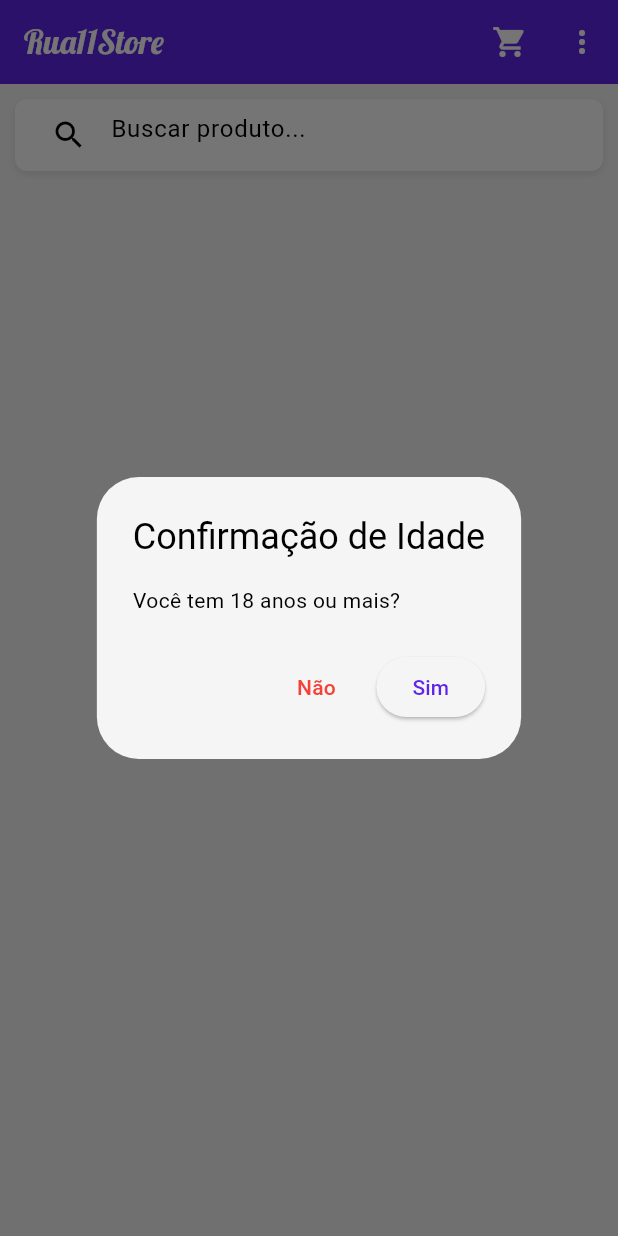
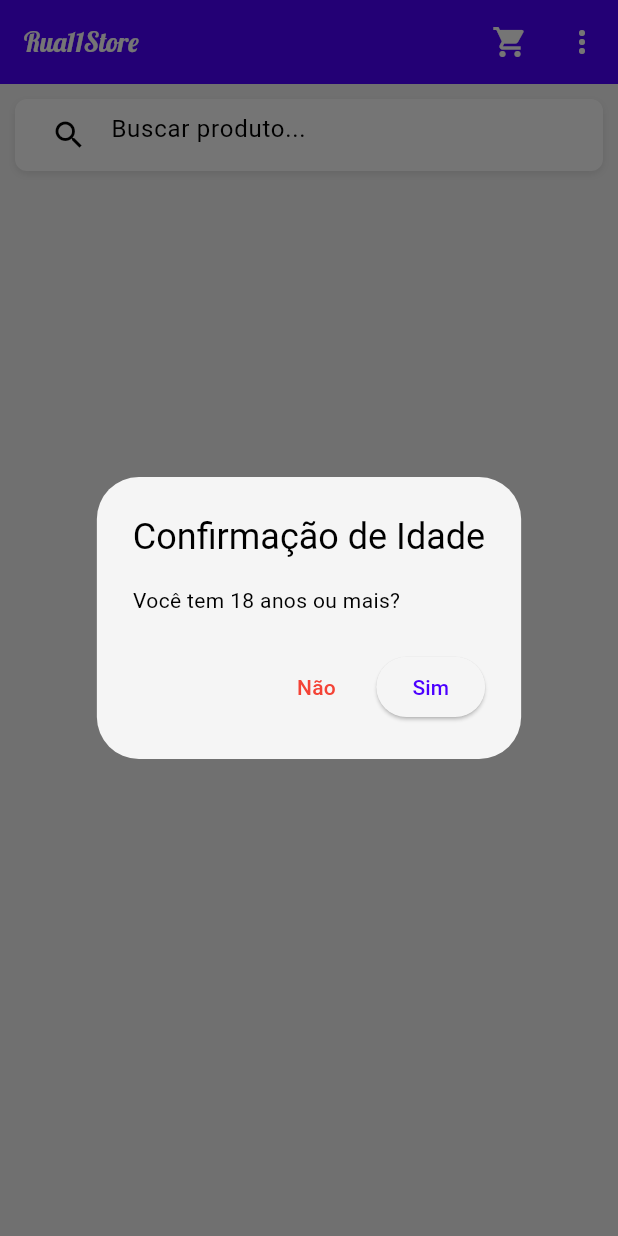
Before and after one commit to rafaelPadua001/rua11store_catalog_app, a Flutter app: the screen it shows after launch, on a phone screen of 412 x 824 dp. Run offline on Flutter 3.47's test engine with Material 3 defaults, Android fonts, the phone set to English and light mode, and no system bars; our stand-ins replace cached_network_image, flutter_dotenv, flutter_masked_text2, flutter_spinbox, font_awesome_flutter, google_fonts and 4 more; missing offline and left inert: carousel_slider_x, dart:html; accounts and stored records are empty; network calls fail.

Commit message:
Fix
Fix layout appbar

```diff
--- a/lib/main.dart
+++ b/lib/main.dart
@@ -73,7 +73,7 @@ class MyApp extends StatelessWidget {
       theme: ThemeData(
         colorScheme: ColorScheme(
           // seedColor: Colors.white,
-          primary: Color.fromARGB(255, 94, 36, 231),
+          primary: Color.fromARGB(255, 76, 0, 255),
           secondary: Color(0xFF5E4B6E),
           surface: Color(0xFFF5F5F5),
           error: Colors.deepPurpleAccent,
--- a/lib/widgets/layout/appbar.dart
+++ b/lib/widgets/layout/appbar.dart
@@ -55,13 +55,17 @@ class _AppBarExampleState extends State<AppBarExample> {
       title: Text(
         'Rua11Store',
         style: GoogleFonts.lobster(
-          textStyle: const TextStyle(color: Colors.white),
+          textStyle: const TextStyle(color: Colors.white, fontSize: 18),
         ),
       ),
       backgroundColor: Theme.of(context).colorScheme.primary,
       actions: <Widget>[
         CartMenu(),
         MenuAnchor(
+          alignmentOffset: const Offset(
+            0,
+            8,
+          ), // desloca o menu 8 pixels para baixo
           builder: (
             BuildContext context,
             MenuController controller,
@@ -76,7 +80,7 @@ class _AppBarExampleState extends State<AppBarExample> {
             );
           },
           menuChildren: [
-            if (_user == null) // Exibe apenas se não estiver logado
+            if (_user == null)
               MenuItemButton(
                 onPressed: () {
                   Navigator.push(
@@ -87,7 +91,7 @@ class _AppBarExampleState extends State<AppBarExample> {
                 child: const Row(
                   children: [
                     Icon(Icons.login),
-                    SizedBox(width: 10),
+                    SizedBox(width: 5),
                     Text('Login'),
                   ],
                 ),
@@ -103,7 +107,7 @@ class _AppBarExampleState extends State<AppBarExample> {
                 child: const Row(
                   children: [
                     Icon(Icons.dashboard),
-                    SizedBox(width: 10),
+                    SizedBox(width: 5),
                     Text('Dashboard'),
                   ],
                 ),
@@ -113,7 +117,7 @@ class _AppBarExampleState extends State<AppBarExample> {
                 child: const Row(
                   children: [
                     Icon(Icons.logout),
-                    SizedBox(width: 10),
+                    SizedBox(width: 5),
                     Text('Logout'),
                   ],
                 ),
--- a/lib/widgets/product_card.dart
+++ b/lib/widgets/product_card.dart
@@ -118,8 +118,7 @@ class _ProductCardState extends State<ProductCard> {
 
   @override
   Widget build(BuildContext context) {
-    final String baseUrl =
-        dotenv.env['API_URL_LOCAL'] ?? 'https://default.url/';
+    final String baseUrl = dotenv.env['API_URL'] ?? 'https://default.url/';
 
     String imageUrl =
         widget.product.thumbnailPath.startsWith('http')
--- a/pubspec.yaml
+++ b/pubspec.yaml
@@ -61,7 +61,7 @@ dev_dependencies:
   flutter_lints: ^5.0.0
 
 flutter_native_splash:
-    color: "#6600ff"  # Cor de fundo
+    color: "#6300FF"  # Cor de fundo
     image: assets/icons/splash_logo.png  # Caminho para sua imagem
     android: true
     ios: true
```
Also changed, not shown: 1 other file.
